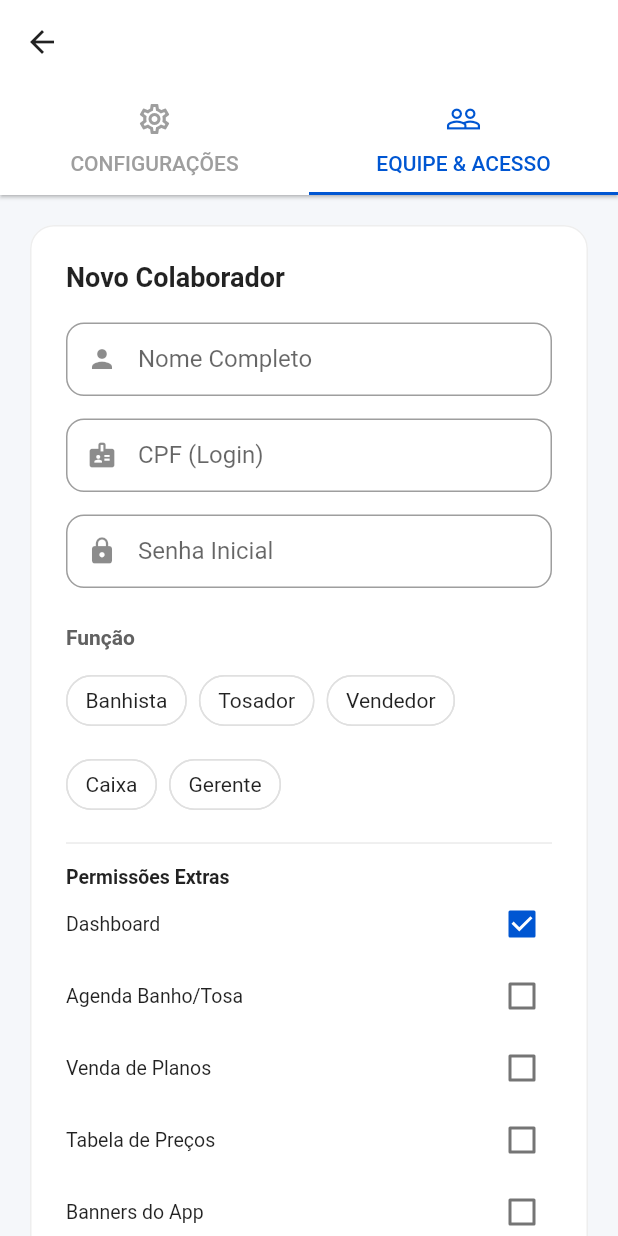
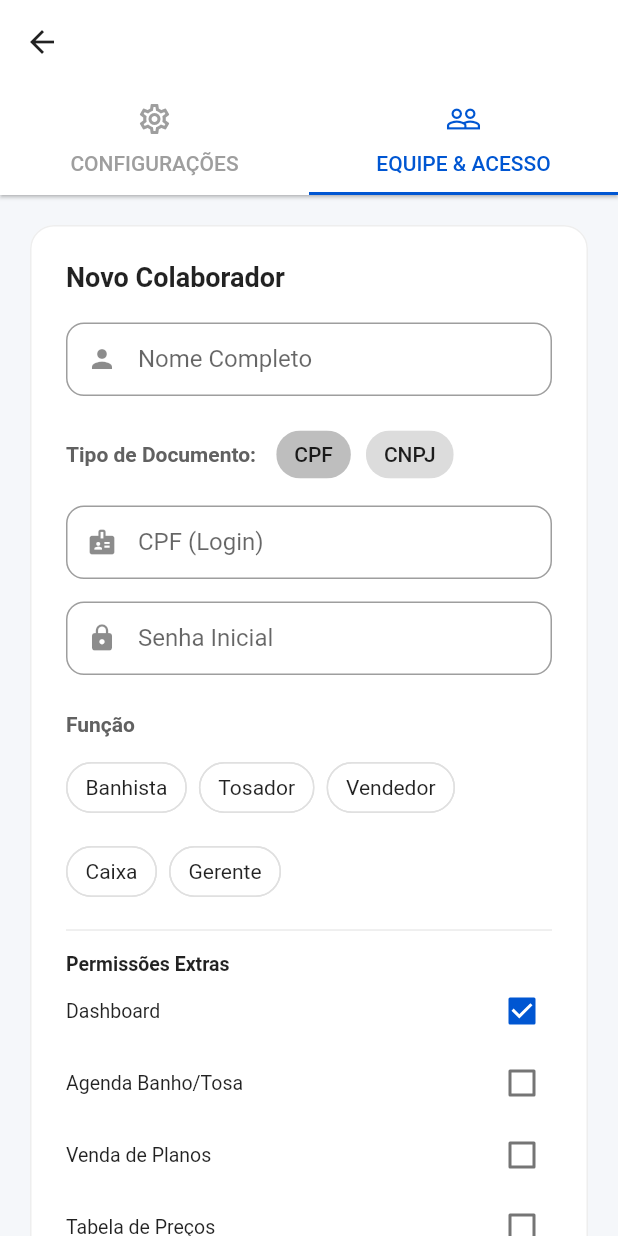
Before and after one commit to darlanv13/agenpets, a Flutter app: the GestaoTenantDetalheView screen opened directly with empty values, tab 2 chosen, on a phone screen of 412 x 824 dp. Run offline on Flutter 3.47's test engine with Material 3 defaults, Android fonts, the phone set to English and light mode, and no system bars; our stand-ins replace cloud_firestore, cloud_functions, firebase_auth, firebase_core, firebase_messaging, firebase_storage and 10 more; missing offline and left inert: cpf_cnpj_validator; accounts and stored records are empty; network calls fail.

```diff
--- a/lib/painel_admin_tenants/widgets/tenant_team_manager.dart
+++ b/lib/painel_admin_tenants/widgets/tenant_team_manager.dart
@@ -22,13 +22,19 @@ class _TenantTeamManagerState extends State<TenantTeamManager> {
   );
 
   final _nomeController = TextEditingController();
-  final _cpfController = TextEditingController();
+  final _docController = TextEditingController(); // Renamed from _cpfController
   final _senhaController = TextEditingController();
 
   var maskCpf = MaskTextInputFormatter(
     mask: '###.###.###-##',
     filter: {"#": RegExp(r'[0-9]')},
   );
+  var maskCnpj = MaskTextInputFormatter(
+    mask: '##.###.###/####-##',
+    filter: {"#": RegExp(r'[0-9]')},
+  );
+
+  bool _isCnpj = false;
   bool _isLoading = false;
   String _filtroEquipe = "";
   String? _editingUid; // ID do usuário sendo editado (null = criando novo)
@@ -45,7 +51,11 @@ class _TenantTeamManagerState extends State<TenantTeamManager> {
     'gestao_precos': 'Tabela de Preços',
     'banners_app': 'Banners do App',
     'gestao_estoque': 'Gestão de Estoque',
-    'equipe': 'Gestão Equipe',
+    // 'equipe': 'Gestão Equipe', // Removido do painel da loja, mas aqui é admin tenant... mantemos como opção de permissão?
+    // O usuário pediu para remover a gestão do painel loja. Se um usuário "Gerente" da loja tiver acesso a "equipe", ele veria a tela que acabamos de remover.
+    // Como removemos a rota/view do painel da loja, dar essa permissão não fará nada (ou quebrará se tentar acessar).
+    // Por segurança, vamos manter na lista de permissões visuais para edição, mas sabendo que no front da loja não aparece mais.
+    // Ou melhor, se removemos do painel, não faz sentido dar permissão. Vamos remover daqui também.
     'configuracoes': 'Configs',
   };
 
@@ -156,13 +166,26 @@ class _TenantTeamManagerState extends State<TenantTeamManager> {
   }
 
   Future<void> _salvar() async {
-    if (_nomeController.text.isEmpty || _cpfController.text.length < 14) {
-      _showSnack("Preencha nome e CPF.", Colors.orange);
+    if (_nomeController.text.isEmpty) {
+      _showSnack("Preencha o nome.", Colors.orange);
       return;
     }
 
-    // Senha só é obrigatória ao CRIAR. Na edição é opcional (mas backend atual não suporta troca de senha ainda,
-    // então ignoramos se vier vazio na edição, ou alertamos que não muda senha)
+    // Validação de Documento
+    String docClean = _docController.text.replaceAll(RegExp(r'[^0-9]'), '');
+    if (_isCnpj) {
+      if (docClean.length != 14) {
+        _showSnack("CNPJ inválido (14 dígitos).", Colors.orange);
+        return;
+      }
+    } else {
+      if (docClean.length != 11) {
+        _showSnack("CPF inválido (11 dígitos).", Colors.orange);
+        return;
+      }
+    }
+
+    // Senha só é obrigatória ao CRIAR.
     if (_editingUid == null && _senhaController.text.length < 6) {
       _showSnack("Senha deve ter no mínimo 6 dígitos.", Colors.orange);
       return;
@@ -187,17 +210,19 @@ class _TenantTeamManagerState extends State<TenantTeamManager> {
         // --- CRIAR ---
         await _functions.httpsCallable('criarContaProfissional').call({
           'nome': _nomeController.text.trim(),
-          'documento': _cpfController.text,
-          'cpf': _cpfController.text,
+          'documento': _docController.text, // Envia formatado
+          'cpf': _docController.text, // Mantemos backward compatibility se necessário, mas backend deve usar 'documento'
           'senha': _senhaController.text.trim(),
           'habilidades': _rolesSelecionadas.toList(),
           'acessos': acessos,
           'perfil': perfil,
           'tenantId': widget.tenantId,
+          'tipo_documento': _isCnpj ? 'cnpj' : 'cpf', // Informa o tipo
         });
         if (mounted) _showSnack("Adicionado!", Colors.green);
       } else {
         // --- EDITAR ---
+        // Nota: Geralmente não permitimos editar o documento (ID), apenas nome/permissões
         await _functions.httpsCallable('atualizarContaProfissional').call({
           'uid': _editingUid,
           'nome': _nomeController.text.trim(),
@@ -260,7 +285,14 @@ class _TenantTeamManagerState extends State<TenantTeamManager> {
     setState(() {
       _editingUid = uid;
       _nomeController.text = data['nome'] ?? '';
-      _cpfController.text = data['documento'] ?? (data['cpf'] ?? '');
+
+      // Detecta se é CNPJ ou CPF baseado no tamanho do documento salvo
+      String doc = data['documento'] ?? (data['cpf'] ?? '');
+      String docClean = doc.replaceAll(RegExp(r'[^0-9]'), '');
+
+      _isCnpj = docClean.length > 11;
+      _docController.text = doc;
+
       _senhaController.clear(); // Não exibimos senha
 
       // Habilidades
@@ -278,9 +310,10 @@ class _TenantTeamManagerState extends State<TenantTeamManager> {
   void _clearForm() {
     _editingUid = null;
     _nomeController.clear();
-    _cpfController.clear();
+    _docController.clear();
     _senhaController.clear();
     setState(() {
+      _isCnpj = false; // Reset p/ CPF default
       _rolesSelecionadas.clear();
       _filteredAvailablePages.keys.forEach(
         (k) => _selectedAccess[k] = (k == 'dashboard'),
@@ -356,11 +389,42 @@ class _TenantTeamManagerState extends State<TenantTeamManager> {
             SizedBox(height: 20),
             _buildInput(_nomeController, "Nome Completo", Icons.person),
             SizedBox(height: 15),
+
+            // Toggle CPF/CNPJ
+            Row(
+              children: [
+                Text("Tipo de Documento: ", style: TextStyle(fontWeight: FontWeight.bold, color: Colors.grey[700])),
+                SizedBox(width: 10),
+                ChoiceChip(
+                  label: Text("CPF"),
+                  selected: !_isCnpj,
+                  onSelected: (v) {
+                    if(v) setState(() {
+                      _isCnpj = false;
+                      _docController.clear();
+                    });
+                  },
+                ),
+                SizedBox(width: 10),
+                ChoiceChip(
+                  label: Text("CNPJ"),
+                  selected: _isCnpj,
+                  onSelected: (v) {
+                    if(v) setState(() {
+                      _isCnpj = true;
+                      _docController.clear();
+                    });
+                  },
+                ),
+              ],
+            ),
+            SizedBox(height: 10),
+
             _buildInput(
-              _cpfController,
-              "CPF (Login)",
+              _docController,
+              _isCnpj ? "CNPJ (Login)" : "CPF (Login)",
               Icons.badge,
-              formatter: maskCpf,
+              formatter: _isCnpj ? maskCnpj : maskCpf,
             ),
             SizedBox(height: 15),
             _buildInput(
@@ -526,6 +590,8 @@ class _TenantTeamManagerState extends State<TenantTeamManager> {
                     );
 
                     final skills = List<String>.from(data['habilidades'] ?? []);
+                    final docExibido = data['documento'] ?? (data['cpf'] ?? '---');
+
                     return ListTile(
                       contentPadding: EdgeInsets.zero,
                       leading: CircleAvatar(
@@ -543,7 +609,7 @@ class _TenantTeamManagerState extends State<TenantTeamManager> {
                         style: TextStyle(fontWeight: FontWeight.bold),
                       ),
                       subtitle: Text(
-                        "CPF: ${data['documento']} • ${skills.join(', ').toUpperCase()}",
+                        "DOC: $docExibido • ${skills.join(', ').toUpperCase()}",
                         style: TextStyle(fontSize: 12),
                       ),
                       trailing: Row(
```
Also changed, not shown: lib/painel_loja_web/services/admin_access_manager.dart (+0 -8 lines), lib/painel_loja_web/views/gestao_equipe_view.dart (deleted, +0 -13 lines).
